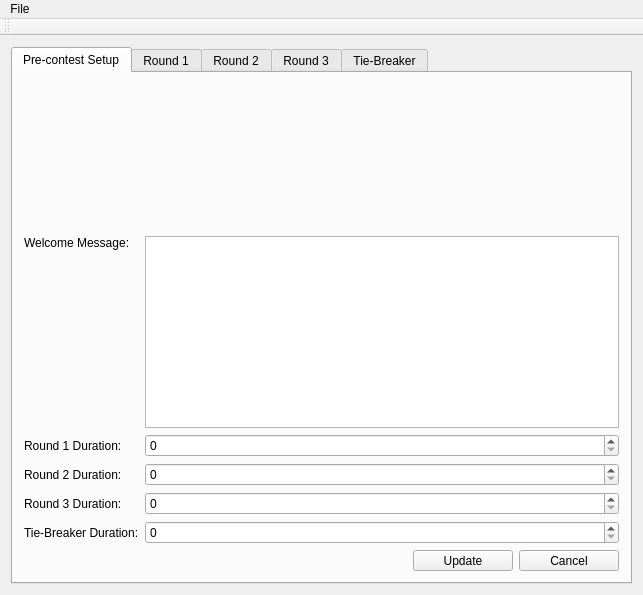
First picture: the form in src/question_editor/question_editor.ui, repository trigger-happy/Cerberus, before the edit.
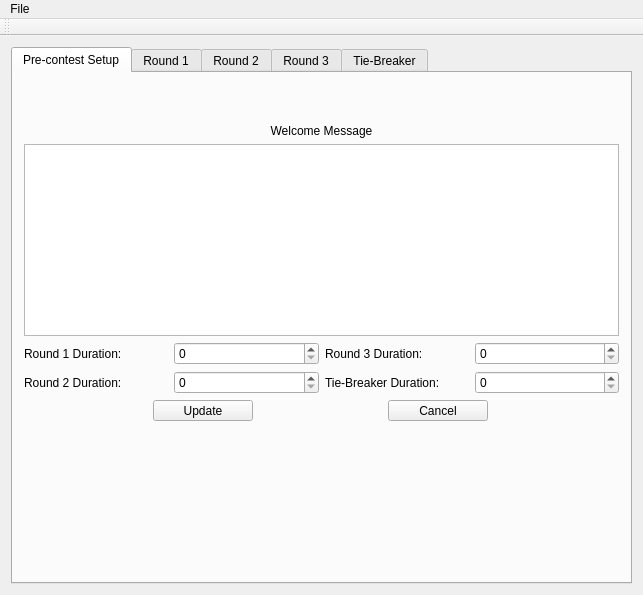
Second picture: the form after the edit.

Commit message: Fixed some ui components based on jim's recommendation.

Diff of the .ui file:
```diff
--- a/src/question_editor/question_editor.ui
+++ b/src/question_editor/question_editor.ui
@@ -24,64 +24,132 @@
        <attribute name="title">
         <string>Pre-contest Setup</string>
        </attribute>
-       <layout class="QFormLayout" name="formLayout_5">
-        <item row="1" column="0">
-         <widget class="QLabel" name="label_11">
-          <property name="text">
-           <string>Welcome Message:</string>
-          </property>
-          <property name="alignment">
-           <set>Qt::AlignLeading|Qt::AlignLeft|Qt::AlignTop</set>
-          </property>
-         </widget>
-        </item>
-        <item row="1" column="1">
-         <widget class="QPlainTextEdit" name="plainTextEdit_5"/>
-        </item>
-        <item row="6" column="1">
-         <layout class="QHBoxLayout" name="horizontalLayout">
+       <layout class="QGridLayout" name="gridLayout_10">
+        <item row="0" column="0">
+         <layout class="QVBoxLayout" name="verticalLayout_5">
           <item>
-           <spacer name="horizontalSpacer_5">
+           <spacer name="verticalSpacer_2">
             <property name="orientation">
-             <enum>Qt::Horizontal</enum>
+             <enum>Qt::Vertical</enum>
             </property>
             <property name="sizeHint" stdset="0">
              <size>
-              <width>40</width>
-              <height>20</height>
+              <width>20</width>
+              <height>40</height>
              </size>
             </property>
            </spacer>
           </item>
           <item>
-           <widget class="QToolButton" name="toolButton_9">
-            <property name="minimumSize">
-             <size>
-              <width>100</width>
-              <height>0</height>
-             </size>
-            </property>
+           <widget class="QLabel" name="label_11">
             <property name="text">
-             <string>Update</string>
+             <string>Welcome Message</string>
             </property>
+            <property name="alignment">
+             <set>Qt::AlignHCenter|Qt::AlignTop</set>
+            </property>
            </widget>
           </item>
           <item>
-           <widget class="QToolButton" name="toolButton_10">
-            <property name="minimumSize">
-             <size>
-              <width>100</width>
-              <height>0</height>
-             </size>
-            </property>
-            <property name="text">
-             <string>Cancel</string>
-            </property>
-           </widget>
+           <widget class="QPlainTextEdit" name="plainTextEdit_5"/>
+          </item>
+          <item>
+           <layout class="QHBoxLayout" name="horizontalLayout_2">
+            <item>
+             <widget class="QLabel" name="label_12">
+              <property name="text">
+               <string>Round 1 Duration:</string>
+              </property>
+             </widget>
+            </item>
+            <item>
+             <widget class="QSpinBox" name="spinBox_7">
+              <property name="maximum">
+               <number>3600</number>
+              </property>
+             </widget>
+            </item>
+            <item>
+             <widget class="QLabel" name="label_14">
+              <property name="text">
+               <string>Round 3 Duration:</string>
+              </property>
+             </widget>
+            </item>
+            <item>
+             <widget class="QSpinBox" name="spinBox_9">
+              <property name="maximum">
+               <number>3600</number>
+              </property>
+             </widget>
+            </item>
+           </layout>
+          </item>
+          <item>
+           <layout class="QHBoxLayout" name="horizontalLayout_7">
+            <item>
+             <widget class="QLabel" name="label_13">
+              <property name="text">
+               <string>Round 2 Duration:</string>
+              </property>
+             </widget>
+            </item>
+            <item>
+             <widget class="QSpinBox" name="spinBox_8">
+              <property name="maximum">
+               <number>3600</number>
+              </property>
+             </widget>
+            </item>
+            <item>
+             <widget class="QLabel" name="label_15">
+              <property name="text">
+               <string>Tie-Breaker Duration:</string>
+              </property>
+             </widget>
+            </item>
+            <item>
+             <widget class="QSpinBox" name="spinBox_10">
+              <property name="maximum">
+               <number>3600</number>
+              </property>
+             </widget>
+            </item>
+           </layout>
+          </item>
+          <item>
+           <layout class="QHBoxLayout" name="horizontalLayout">
+            <item>
+             <widget class="QToolButton" name="toolButton_9">
+              <property name="minimumSize">
+               <size>
+                <width>100</width>
+                <height>0</height>
+               </size>
+              </property>
+              <property name="text">
+               <string>Update</string>
+              </property>
+             </widget>
+            </item>
+            <item>
+             <widget class="QToolButton" name="toolButton_10">
+              <property name="minimumSize">
+               <size>
+                <width>100</width>
+                <height>0</height>
+               </size>
+              </property>
+              <property name="text">
+               <string>Cancel</string>
+              </property>
+             </widget>
+            </item>
+           </layout>
           </item>
          </layout>
         </item>
-        <item row="0" column="1">
+        <item row="1" column="0">
          <spacer name="verticalSpacer">
           <property name="orientation">
            <enum>Qt::Vertical</enum>
@@ -94,62 +162,6 @@
           </property>
          </spacer>
         </item>
-        <item row="2" column="1">
-         <widget class="QSpinBox" name="spinBox_7">
-          <property name="maximum">
-           <number>3600</number>
-          </property>
-         </widget>
-        </item>
-        <item row="3" column="1">
-         <widget class="QSpinBox" name="spinBox_8">
-          <property name="maximum">
-           <number>3600</number>
-          </property>
-         </widget>
-        </item>
-        <item row="4" column="1">
-         <widget class="QSpinBox" name="spinBox_9">
-          <property name="maximum">
-           <number>3600</number>
-          </property>
-         </widget>
-        </item>
-        <item row="5" column="1">
-         <widget class="QSpinBox" name="spinBox_10">
-          <property name="maximum">
-           <number>3600</number>
-          </property>
-         </widget>
-        </item>
-        <item row="2" column="0">
-         <widget class="QLabel" name="label_12">
-          <property name="text">
-           <string>Round 1 Duration:</string>
-          </property>
-         </widget>
-        </item>
-        <item row="3" column="0">
-         <widget class="QLabel" name="label_13">
-          <property name="text">
-           <string>Round 2 Duration:</string>
-          </property>
-         </widget>
-        </item>
-        <item row="4" column="0">
-         <widget class="QLabel" name="label_14">
-          <property name="text">
-           <string>Round 3 Duration:</string>
-          </property>
-         </widget>
-        </item>
-        <item row="5" column="0">
-         <widget class="QLabel" name="label_15">
-          <property name="text">
-           <string>Tie-Breaker Duration:</string>
-          </property>
-         </widget>
-        </item>
        </layout>
       </widget>
       <widget class="QWidget" name="firstRound">
```
Left out of the diff: 2 changed lines with no effect on the pictures.
